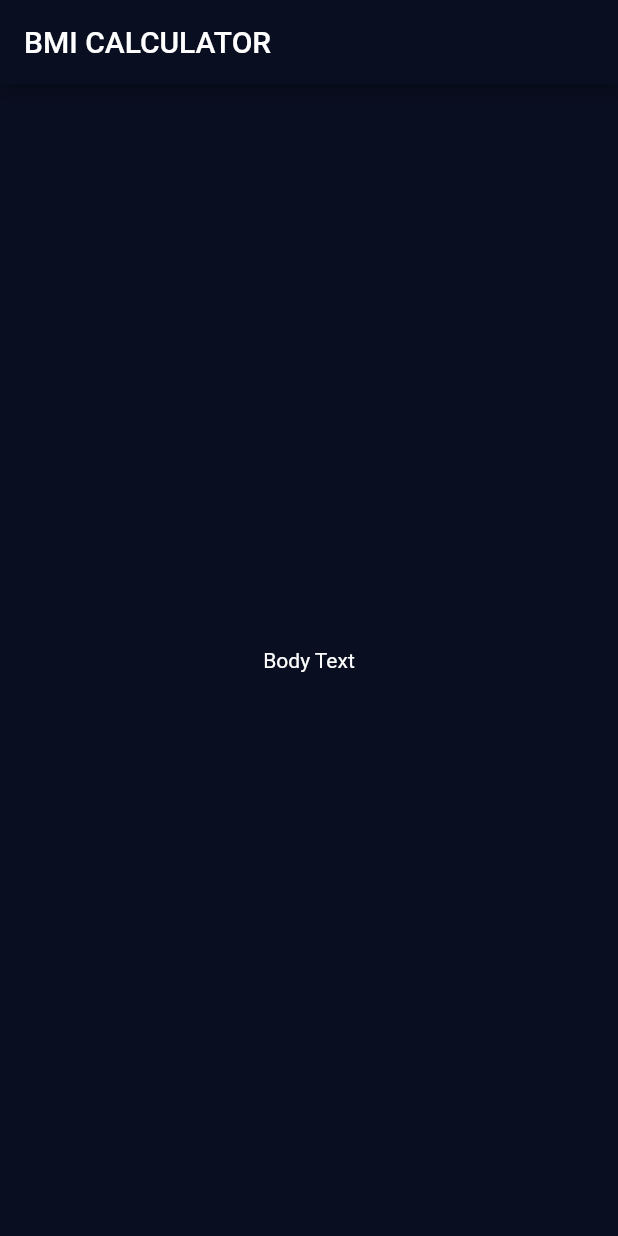
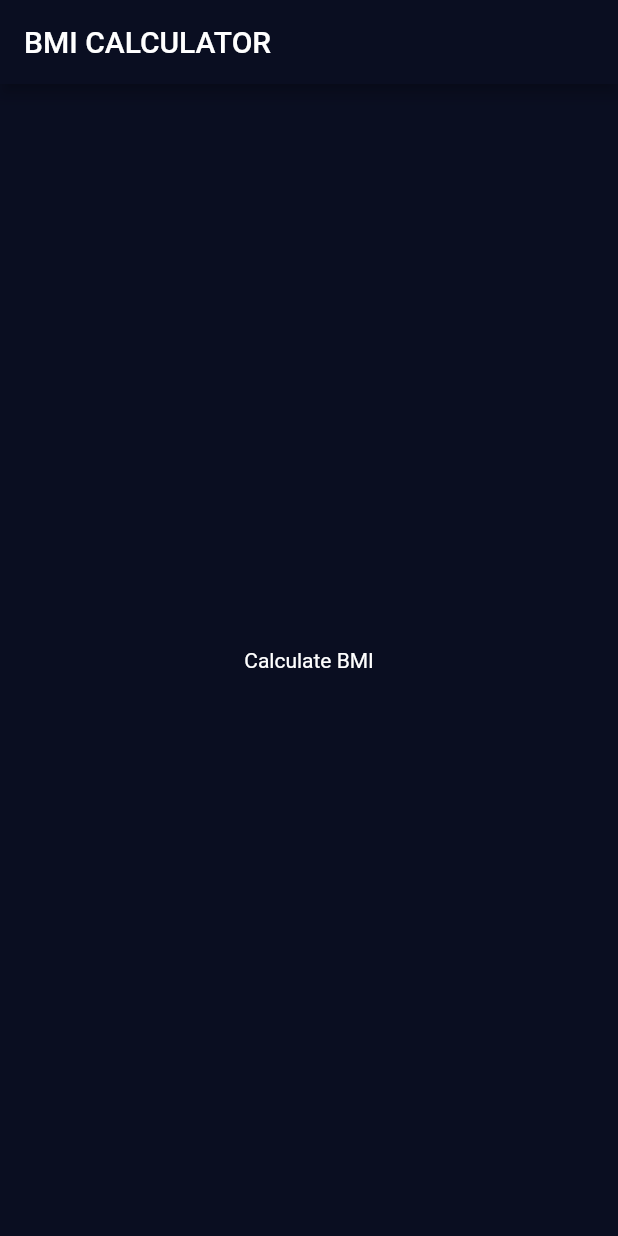
Before and after one commit to i-umairkhan/bmi_calculator, a Flutter app: the screen it shows after launch, on a phone screen of 412 x 824 dp. Run offline on Flutter 3.47's test engine with Material 2 defaults, Android fonts, the phone set to English and light mode, and no system bars.

Commit message:
initial commit

```diff
--- a/lib/input_page.dart
+++ b/lib/input_page.dart
@@ -15,7 +15,7 @@ class _InputPageState extends State<InputPage> {
         title: const Text('BMI CALCULATOR'),
       ),
       body: const Center(
-        child: Text('Body Text'),
+        child: Text('Calculate BMI'),
       ),
     );
   }
```
